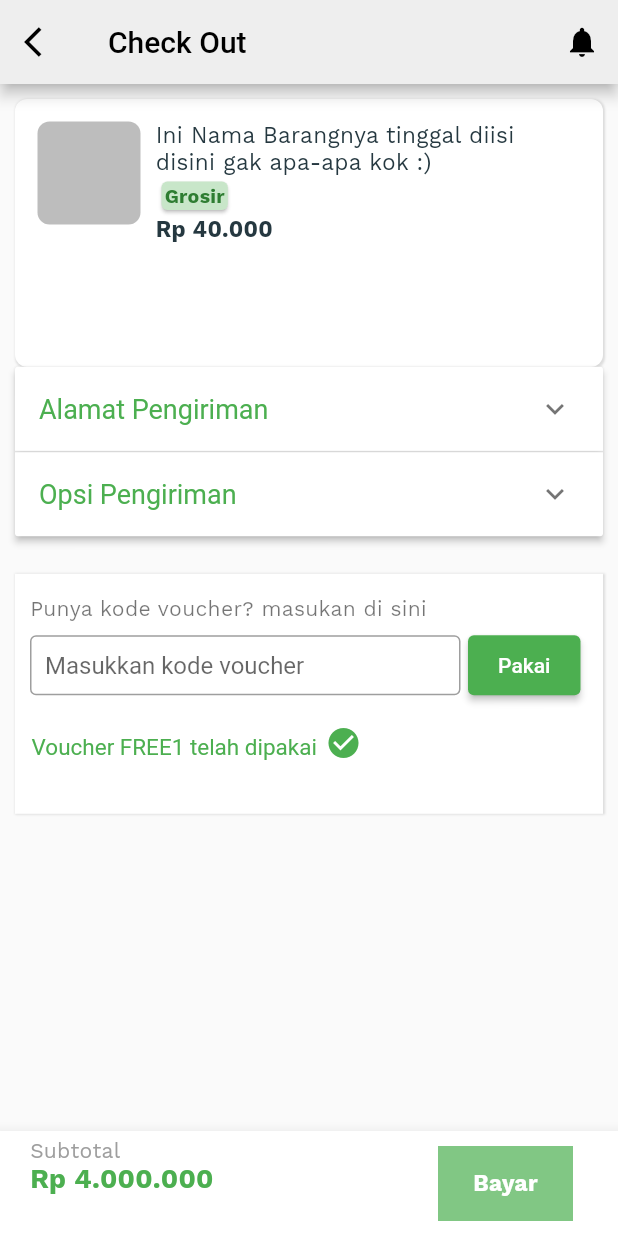
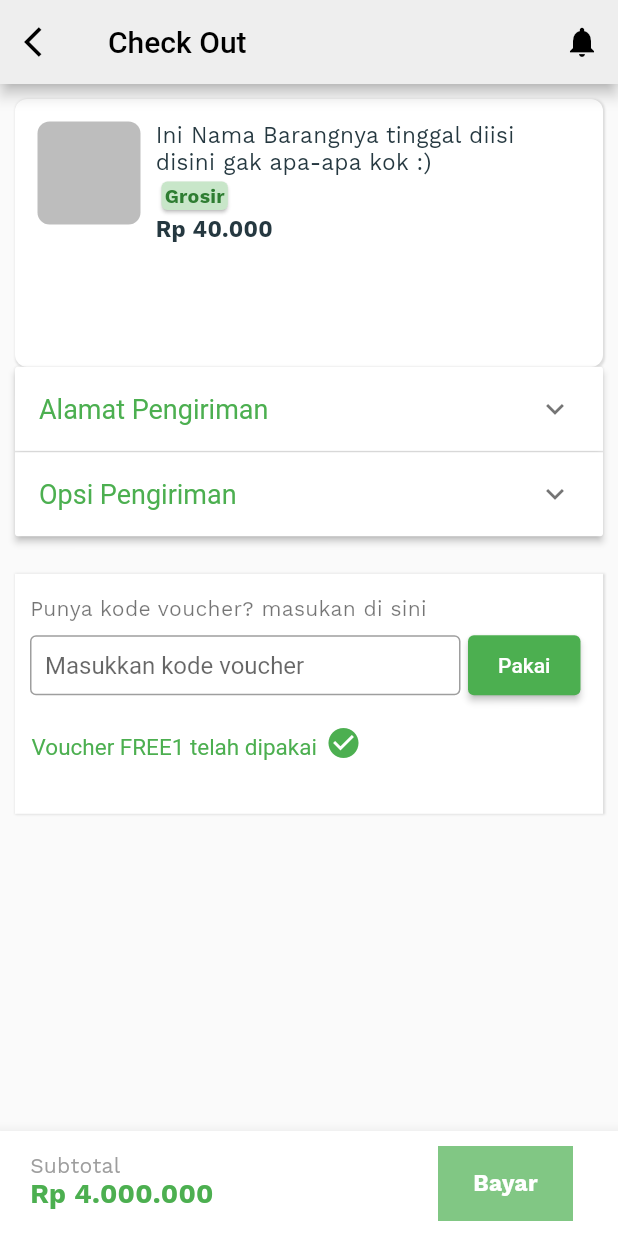
Before and after one commit to vreallyla/toko-terserah-mobile, a Flutter app: the CartList screen opened by its route, after a tap on "Check Out", on a phone screen of 412 x 824 dp. Run offline on Flutter 3.47's test engine with Material 2 defaults, Android fonts, the phone set to English and light mode, and no system bars; our stand-ins replace carousel_slider, font_awesome_flutter, smooth_star_rating.

```diff
--- a/lib/fitness_app/cart_list/cart_list.dart
+++ b/lib/fitness_app/cart_list/cart_list.dart
@@ -83,7 +83,7 @@ class FooterApp extends StatelessWidget {
             Container(
               width: size.width / 2 - 60,
               height: 70,
-              padding: EdgeInsets.only(top: 5, bottom: 5),
+              padding: EdgeInsets.only(top: 15, bottom: 5),
               child: Column(
                   crossAxisAlignment: CrossAxisAlignment.start,
                   children: <Widget>[
--- a/lib/fitness_app/check_out/checkout.dart
+++ b/lib/fitness_app/check_out/checkout.dart
@@ -113,7 +113,7 @@ class FooterApp extends StatelessWidget {
             Container(
               width: size.width - 120,
               height: 70,
-              padding: EdgeInsets.only(top: 5, bottom: 5, left: 20),
+              padding: EdgeInsets.only(top: 15, bottom: 5, left: 20),
               child: Column(
                   crossAxisAlignment: CrossAxisAlignment.start,
                   children: <Widget>[
```
